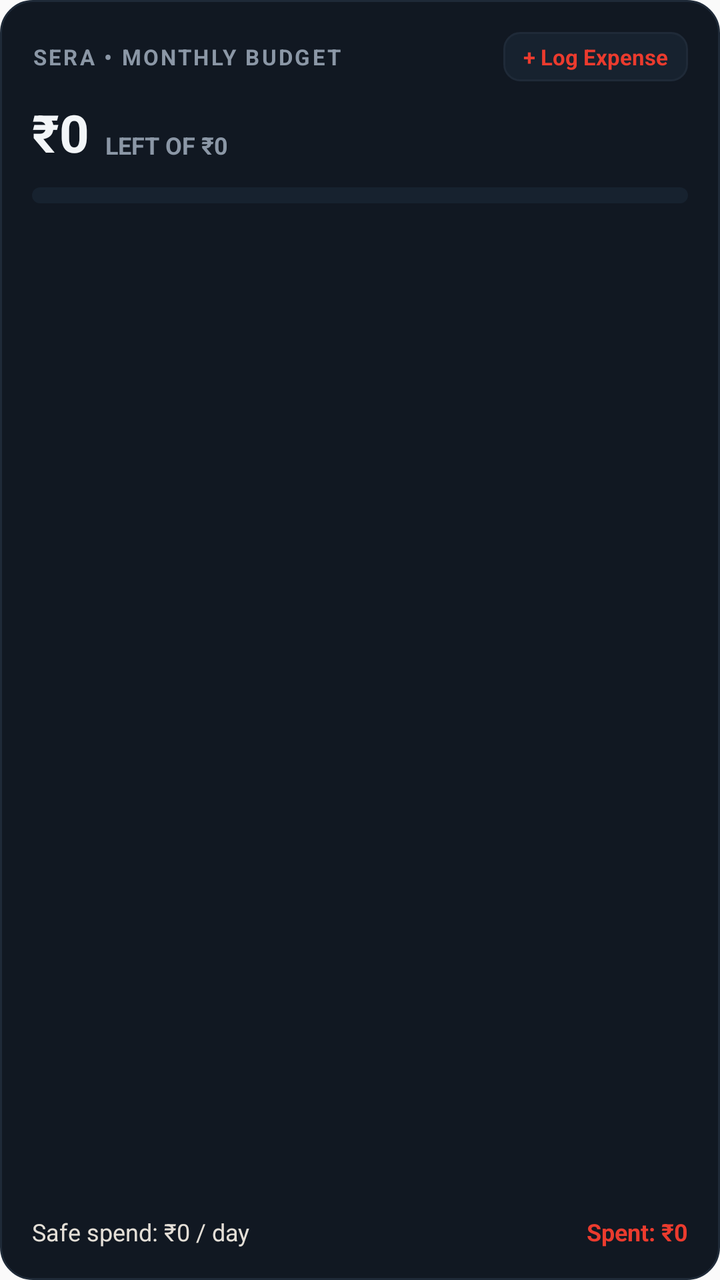
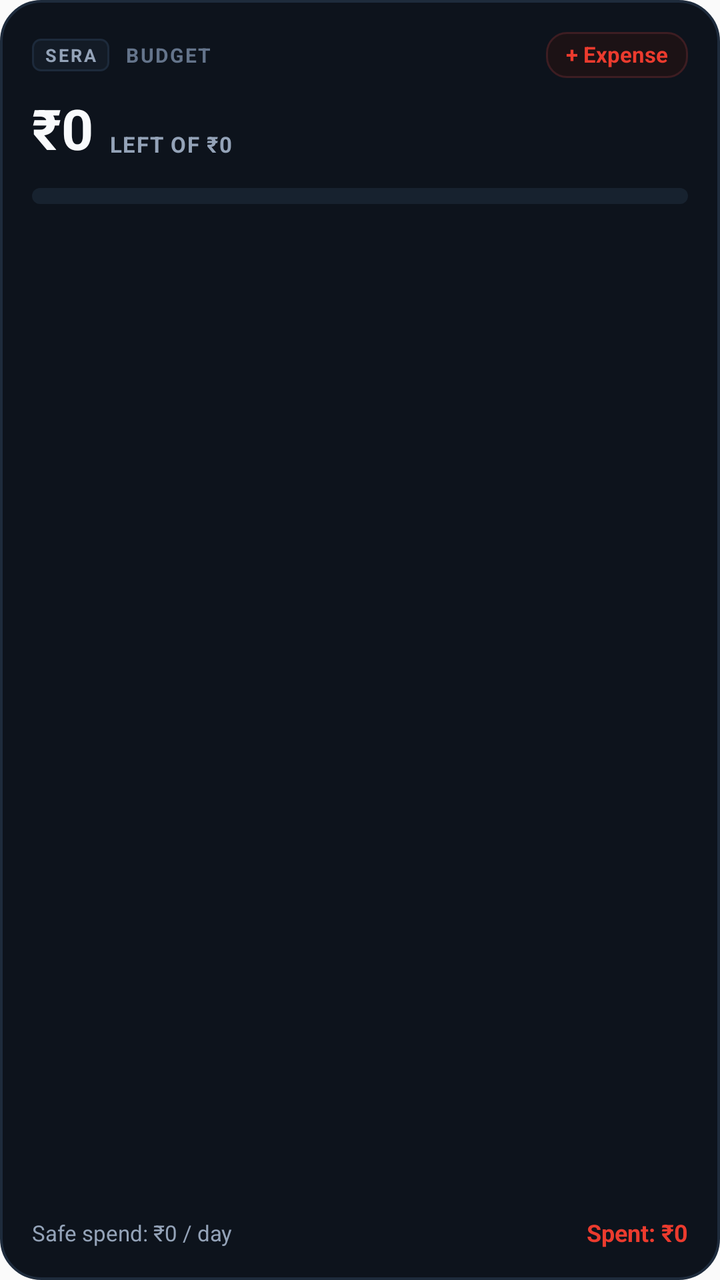

The first picture is an Android layout as it rendered before a commit; the second is the same layout after the commit. The layout source and the unified diff follow.
<!-- AndroidManifest.xml: application theme AppTheme -->
<!-- res/layout/sera_widget_budget.xml -->
<?xml version="1.0" encoding="utf-8"?>
<LinearLayout xmlns:android="http://schemas.android.com/apk/res/android"
    android:id="@+id/widget_budget_root"
    android:layout_width="match_parent"
    android:layout_height="match_parent"
    android:background="@drawable/widget_card_bg"
    android:orientation="vertical"
    android:padding="16dp">

    
    <LinearLayout
        android:layout_width="match_parent"
        android:layout_height="wrap_content"
        android:gravity="center_vertical"
        android:orientation="horizontal">

        <TextView
            android:layout_width="0dp"
            android:layout_height="wrap_content"
            android:layout_weight="1"
            android:ellipsize="end"
            android:letterSpacing="0.1"
            android:maxLines="1"
            android:text="SERA • MONTHLY BUDGET"
            android:textColor="#8B97A6"
            android:textSize="11sp"
            android:textStyle="bold" />

        <TextView
            android:id="@+id/btn_budget_add_expense"
            android:layout_width="wrap_content"
            android:layout_height="wrap_content"
            android:background="@drawable/widget_button_bg"
            android:maxLines="1"
            android:paddingStart="10dp"
            android:paddingTop="5dp"
            android:paddingEnd="10dp"
            android:paddingBottom="5dp"
            android:text="+ Log Expense"
            android:textColor="#EB3B2E"
            android:textSize="11sp"
            android:textStyle="bold" />
    </LinearLayout>

    
    <LinearLayout
        android:layout_width="match_parent"
        android:layout_height="wrap_content"
        android:layout_marginTop="8dp"
        android:baselineAligned="false"
        android:gravity="bottom"
        android:orientation="horizontal">

        <TextView
            android:id="@+id/widget_budget_remaining"
            android:layout_width="wrap_content"
            android:layout_height="wrap_content"
            android:text="₹0"
            android:textColor="#F2F5F8"
            android:textSize="26sp"
            android:textStyle="bold" />

        <TextView
            android:id="@+id/widget_budget_total"
            android:layout_width="wrap_content"
            android:layout_height="wrap_content"
            android:layout_marginStart="8dp"
            android:layout_marginBottom="3dp"
            android:ellipsize="end"
            android:maxLines="1"
            android:text="LEFT OF ₹0"
            android:textColor="#8B97A6"
            android:textSize="12sp"
            android:textStyle="bold" />
    </LinearLayout>

    
    <ProgressBar
        android:id="@+id/widget_budget_progress"
        style="?android:attr/progressBarStyleHorizontal"
        android:layout_width="match_parent"
        android:layout_height="8dp"
        android:layout_marginTop="10dp"
        android:max="100"
        android:progress="0"
        android:progressDrawable="@drawable/widget_progress_bar" />

    
    <FrameLayout
        android:layout_width="match_parent"
        android:layout_height="0dp"
        android:layout_weight="1" />

    
    <LinearLayout
        android:layout_width="match_parent"
        android:layout_height="wrap_content"
        android:layout_marginTop="8dp"
        android:orientation="horizontal">

        <TextView
            android:id="@+id/widget_budget_daily_pace"
            android:layout_width="0dp"
            android:layout_height="wrap_content"
            android:layout_weight="1"
            android:ellipsize="end"
            android:maxLines="1"
            android:text="Safe spend: ₹0 / day"
            android:textColor="#E4DFD7"
            android:textSize="12sp" />

        <TextView
            android:id="@+id/widget_budget_spent_total"
            android:layout_width="wrap_content"
            android:layout_height="wrap_content"
            android:maxLines="1"
            android:text="Spent: ₹0"
            android:textColor="#EB3B2E"
            android:textSize="12sp"
            android:textStyle="bold" />
    </LinearLayout>
</LinearLayout>
<!-- resources referenced by this layout -->
<resources>
  <!-- drawable widget_button_bg (drawable) -->
  <?xml version="1.0" encoding="utf-8"?>
  <shape xmlns:android="http://schemas.android.com/apk/res/android"
      android:shape="rectangle">
      <solid android:color="#17222F" />
      <corners android:radius="8dp" />
      <stroke
          android:width="1dp"
          android:color="#1F2A38" />
  </shape>
  <!-- drawable widget_card_bg (drawable) -->
  <?xml version="1.0" encoding="utf-8"?>
  <shape xmlns:android="http://schemas.android.com/apk/res/android"
      android:shape="rectangle">
      <solid android:color="#111822" />
      <corners android:radius="16dp" />
      <stroke
          android:width="1dp"
          android:color="#1F2A38" />
  </shape>
  <!-- drawable widget_progress_bar (drawable) -->
  <?xml version="1.0" encoding="utf-8"?>
  <layer-list xmlns:android="http://schemas.android.com/apk/res/android">
      <item android:id="@android:id/background">
          <shape>
              <corners android:radius="4dp" />
              <solid android:color="#17222F" />
          </shape>
      </item>
      <item android:id="@android:id/progress">
          <clip>
              <shape>
                  <corners android:radius="4dp" />
                  <solid android:color="#34D399" />
              </shape>
          </clip>
      </item>
  </layer-list>
  <style name="AppTheme" parent="Theme.AppCompat.DayNight.NoActionBar">
          
          <item name="android:editTextBackground">@drawable/rn_edit_text_material</item>
      </style>
  <!-- drawable rn_edit_text_material (drawable) -->
  <?xml version="1.0" encoding="utf-8"?>
  <inset xmlns:android="http://schemas.android.com/apk/res/android"
         android:insetLeft="@dimen/abc_edit_text_inset_horizontal_material"
         android:insetRight="@dimen/abc_edit_text_inset_horizontal_material"
         android:insetTop="@dimen/abc_edit_text_inset_top_material"
         android:insetBottom="@dimen/abc_edit_text_inset_bottom_material"
         >
  
      <selector>
          
          <item android:state_enabled="false" android:drawable="@drawable/abc_textfield_default_mtrl_alpha"/>
          <item android:drawable="@drawable/abc_textfield_activated_mtrl_alpha"/>
      </selector>
  
  </inset>
</resources>

<!-- the commit's change to res/layout/sera_widget_budget.xml (unified diff, before → after) -->
@@ -14,29 +14,52 @@
         android:gravity="center_vertical"
         android:orientation="horizontal">
 
-        <TextView
+        <LinearLayout
             android:layout_width="0dp"
             android:layout_height="wrap_content"
             android:layout_weight="1"
-            android:ellipsize="end"
-            android:letterSpacing="0.1"
-            android:maxLines="1"
-            android:text="SERA • MONTHLY BUDGET"
-            android:textColor="#8B97A6"
-            android:textSize="11sp"
-            android:textStyle="bold" />
+            android:gravity="center_vertical"
+            android:orientation="horizontal">
+
+            <TextView
+                android:layout_width="wrap_content"
+                android:layout_height="wrap_content"
+                android:background="@drawable/widget_pill_badge_bg"
+                android:letterSpacing="0.12"
+                android:paddingStart="6dp"
+                android:paddingTop="2dp"
+                android:paddingEnd="6dp"
+                android:paddingBottom="2dp"
+                android:text="SERA"
+                android:textColor="#94A3B8"
+                android:textSize="9sp"
+                android:textStyle="bold" />
+
+            <TextView
+                android:layout_width="wrap_content"
+                android:layout_height="wrap_content"
+                android:layout_marginStart="8dp"
+                android:ellipsize="end"
+                android:letterSpacing="0.08"
+                android:maxLines="1"
+                android:text="BUDGET"
+                android:textColor="#64748B"
+                android:textSize="10sp"
+                android:textStyle="bold" />
+        </LinearLayout>
 
         <TextView
             android:id="@+id/btn_budget_add_expense"
             android:layout_width="wrap_content"
             android:layout_height="wrap_content"
-            android:background="@drawable/widget_button_bg"
+            android:background="@drawable/widget_btn_expense_bg"
+            android:includeFontPadding="false"
             android:maxLines="1"
             android:paddingStart="10dp"
             android:paddingTop="5dp"
             android:paddingEnd="10dp"
             android:paddingBottom="5dp"
-            android:text="+ Log Expense"
+            android:text="+ Expense"
             android:textColor="#EB3B2E"
             android:textSize="11sp"
             android:textStyle="bold" />
@@ -46,7 +69,7 @@
     <LinearLayout
         android:layout_width="match_parent"
         android:layout_height="wrap_content"
-        android:layout_marginTop="8dp"
+        android:layout_marginTop="10dp"
         android:baselineAligned="false"
         android:gravity="bottom"
         android:orientation="horizontal">
@@ -55,9 +78,10 @@
             android:id="@+id/widget_budget_remaining"
             android:layout_width="wrap_content"
             android:layout_height="wrap_content"
+            android:includeFontPadding="false"
             android:text="₹0"
-            android:textColor="#F2F5F8"
-            android:textSize="26sp"
+            android:textColor="#F8FAFC"
+            android:textSize="28sp"
             android:textStyle="bold" />
 
         <TextView
@@ -67,10 +91,12 @@
             android:layout_marginStart="8dp"
             android:layout_marginBottom="3dp"
             android:ellipsize="end"
+            android:includeFontPadding="false"
+            android:letterSpacing="0.05"
             android:maxLines="1"
             android:text="LEFT OF ₹0"
-            android:textColor="#8B97A6"
-            android:textSize="12sp"
+            android:textColor="#94A3B8"
+            android:textSize="11sp"
             android:textStyle="bold" />
     </LinearLayout>
 
@@ -80,7 +106,7 @@
         style="?android:attr/progressBarStyleHorizontal"
         android:layout_width="match_parent"
         android:layout_height="8dp"
-        android:layout_marginTop="10dp"
+        android:layout_marginTop="12dp"
         android:max="100"
         android:progress="0"
         android:progressDrawable="@drawable/widget_progress_bar" />
@@ -96,6 +122,7 @@
         android:layout_width="match_parent"
         android:layout_height="wrap_content"
         android:layout_marginTop="8dp"
+        android:gravity="center_vertical"
         android:orientation="horizontal">
 
         <TextView
@@ -104,15 +131,17 @@
             android:layout_height="wrap_content"
             android:layout_weight="1"
             android:ellipsize="end"
+            android:includeFontPadding="false"
             android:maxLines="1"
             android:text="Safe spend: ₹0 / day"
-            android:textColor="#E4DFD7"
-            android:textSize="12sp" />
+            android:textColor="#94A3B8"
+            android:textSize="11sp" />
 
         <TextView
             android:id="@+id/widget_budget_spent_total"
             android:layout_width="wrap_content"
             android:layout_height="wrap_content"
+            android:includeFontPadding="false"
             android:maxLines="1"
             android:text="Spent: ₹0"
             android:textColor="#EB3B2E"
<!-- resource entries referenced after the edit -->
@@ -1,24 +1,34 @@
 <!-- resources referenced by this layout -->
 <resources>
-  <!-- drawable widget_button_bg (drawable) -->
+  <!-- drawable widget_btn_expense_bg (drawable) -->
   <?xml version="1.0" encoding="utf-8"?>
   <shape xmlns:android="http://schemas.android.com/apk/res/android"
       android:shape="rectangle">
-      <solid android:color="#17222F" />
-      <corners android:radius="8dp" />
+      <solid android:color="#1C1215" />
+      <corners android:radius="10dp" />
       <stroke
           android:width="1dp"
-          android:color="#1F2A38" />
+          android:color="#3D1D22" />
   </shape>
   <!-- drawable widget_card_bg (drawable) -->
   <?xml version="1.0" encoding="utf-8"?>
   <shape xmlns:android="http://schemas.android.com/apk/res/android"
       android:shape="rectangle">
-      <solid android:color="#111822" />
-      <corners android:radius="16dp" />
+      <solid android:color="#0D131C" />
+      <corners android:radius="20dp" />
+      <stroke
+          android:width="1.2dp"
+          android:color="#1E2B3C" />
+  </shape>
+  <!-- drawable widget_pill_badge_bg (drawable) -->
+  <?xml version="1.0" encoding="utf-8"?>
+  <shape xmlns:android="http://schemas.android.com/apk/res/android"
+      android:shape="rectangle">
+      <solid android:color="#131B26" />
+      <corners android:radius="4dp" />
       <stroke
           android:width="1dp"
-          android:color="#1F2A38" />
+          android:color="#1D2A3B" />
   </shape>
   <!-- drawable widget_progress_bar (drawable) -->
   <?xml version="1.0" encoding="utf-8"?>
